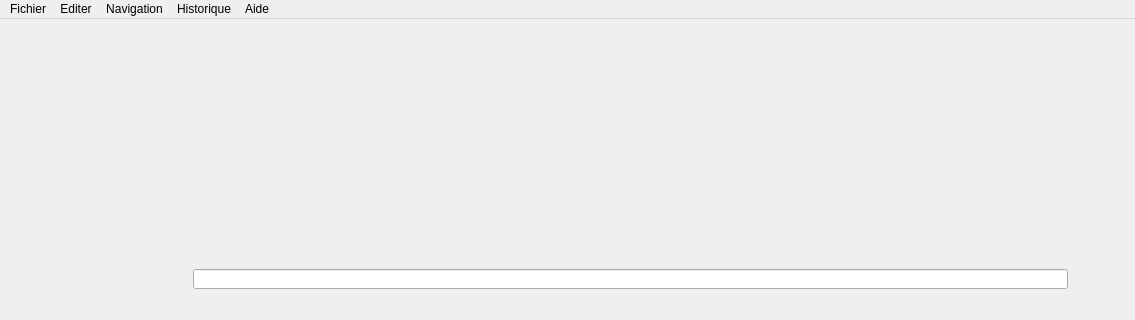
This is Qt/zNavigateur/mainwindow.ui in JulienBreton/cplusplus_programming as Qt 5 draws it before an edit; both pictures show x 0 to 1135 and y 0 to 320 of the 1135 by 600 pixel window. The edited form follows.
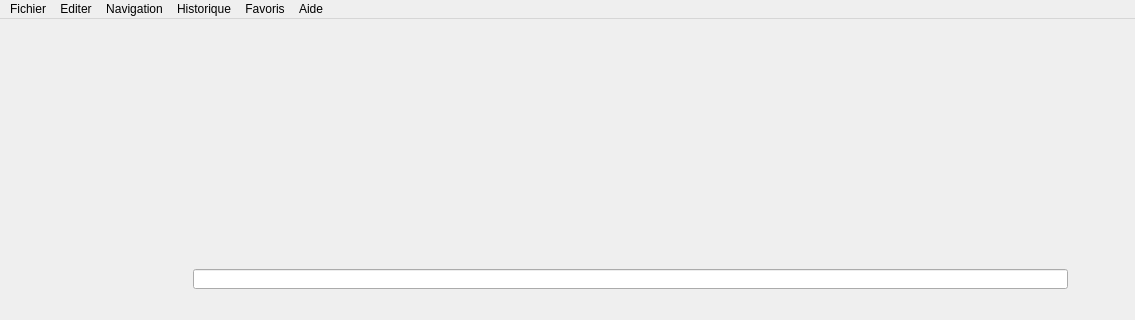
This is the edited form. Icons and pictures are not drawn.

Commit message: dev(Qt): ajoute gestion favoris

The edit to the form file:
```diff
--- a/Qt/zNavigateur/mainwindow.ui
+++ b/Qt/zNavigateur/mainwindow.ui
@@ -356,10 +356,19 @@
     <addaction name="actionChercher"/>
     <addaction name="actionOptions"/>
    </widget>
+   <widget class="QMenu" name="menuFavoris">
+    <property name="title">
+     <string>Favoris</string>
+    </property>
+    <addaction name="actionAjouter_aux_favoris"/>
+    <addaction name="actionSupprimerFavoris"/>
+    <addaction name="separator"/>
+   </widget>
    <addaction name="menu"/>
    <addaction name="menuEditer"/>
    <addaction name="menuNavigation"/>
    <addaction name="menuHistorique"/>
+   <addaction name="menuFavoris"/>
    <addaction name="menuAide"/>
   </widget>
   <widget class="QStatusBar" name="statusbar"/>
```
Left out of the diff: 10 changed lines with no effect on the pictures. The commit also changes 15 other files.
